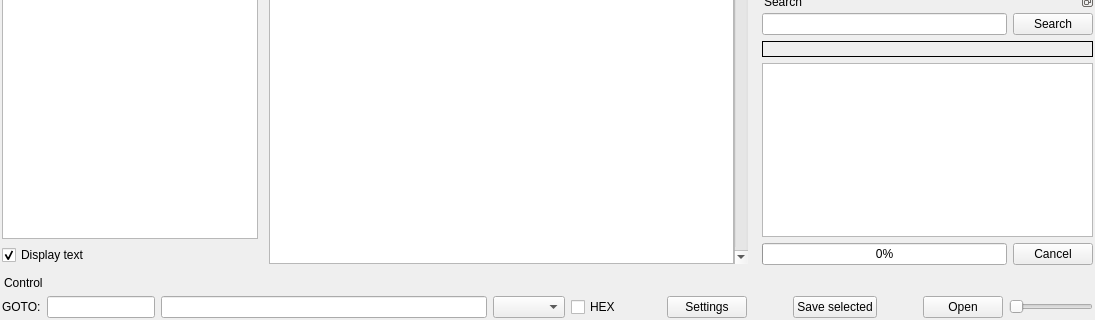
The window that mainwindow.ui (chipmunk-sm/HexEditor) describes before a commit, drawn with Qt 5; both pictures show x 0 to 1095 and y 317 to 637 of the 1095 by 637 pixel window.
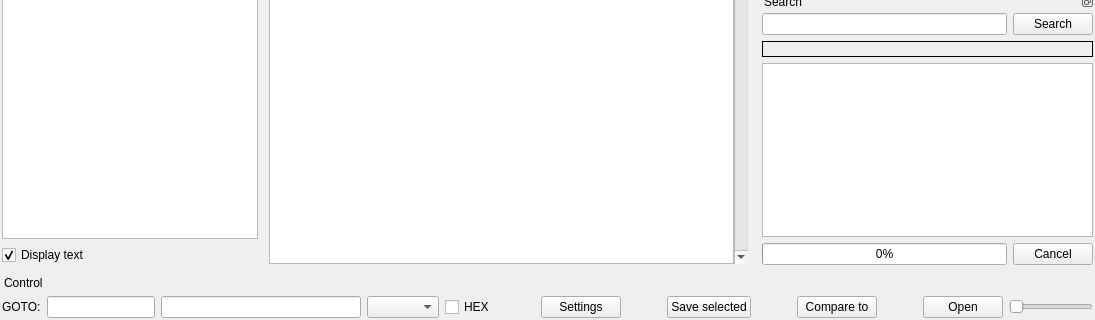
The same window after the commit. Icons and pictures are not drawn. Custom widgets are drawn as their Qt base class.

```diff
--- a/mainwindow.ui
+++ b/mainwindow.ui
@@ -590,6 +590,29 @@
        </property>
       </widget>
      </item>
+     <item>
+      <spacer name="horizontalSpacer_3">
+       <property name="orientation">
+        <enum>Qt::Horizontal</enum>
+       </property>
+       <property name="sizeType">
+        <enum>QSizePolicy::Fixed</enum>
+       </property>
+       <property name="sizeHint" stdset="0">
+        <size>
+         <width>40</width>
+         <height>20</height>
+        </size>
+       </property>
+      </spacer>
+     </item>
+     <item>
+      <widget class="QPushButton" name="pushButton_compareTo">
+       <property name="text">
+        <string>Compare to</string>
+       </property>
+      </widget>
+     </item>
      <item>
       <spacer name="horizontalSpacer">
        <property name="orientation">
```
